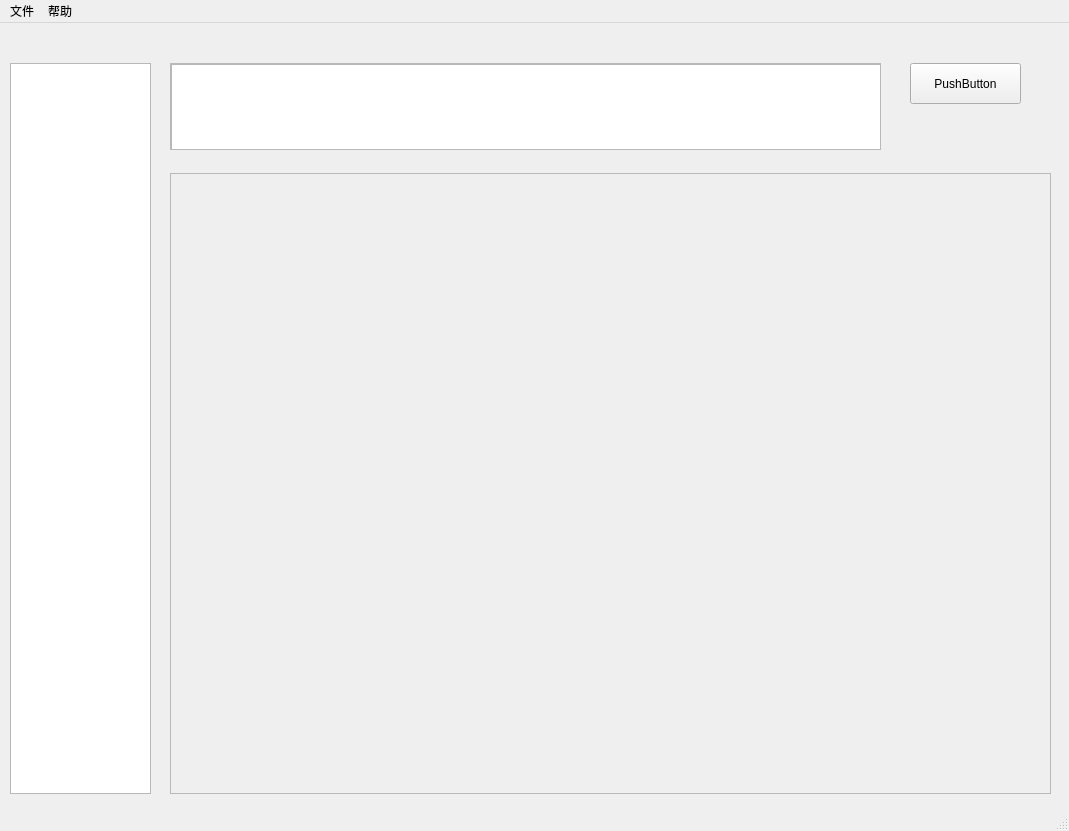
Before: the Qt Designer form EasyGraph/main_window.ui in HZ2PP/EasyGraph, drawn with Qt 5.
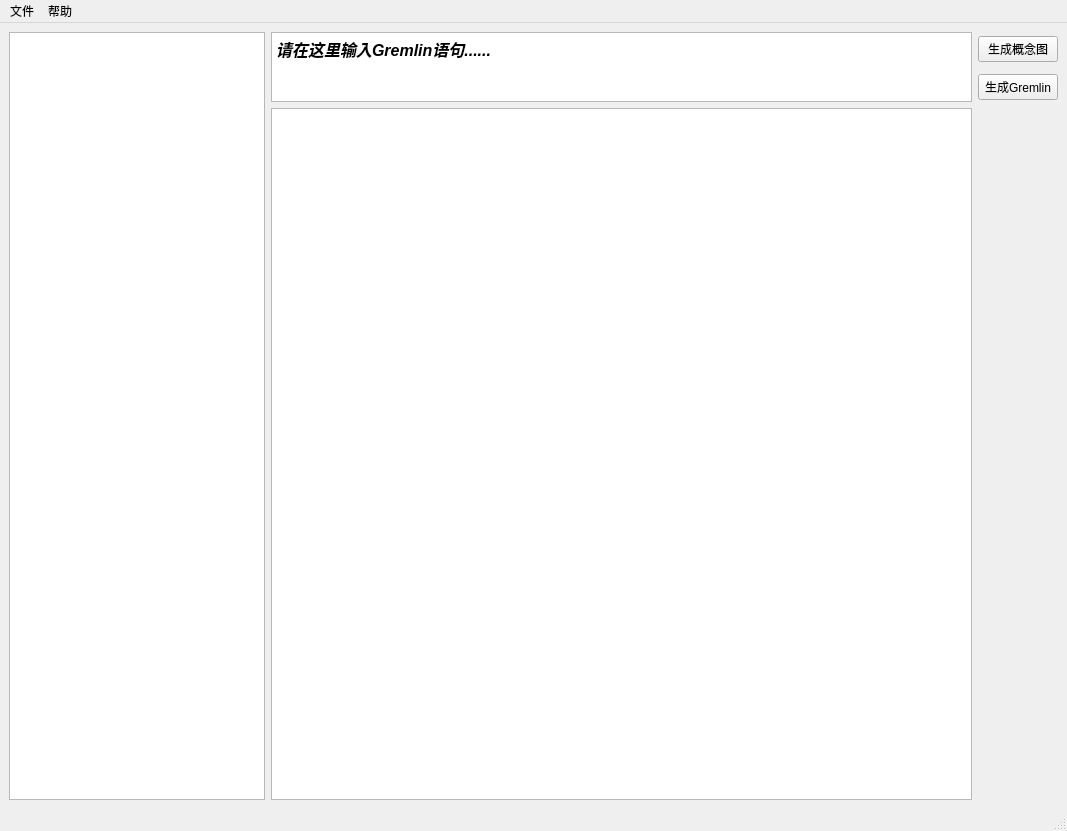
After: the same form once the commit is applied.

The edit to the form file:
```diff
--- a/EasyGraph/main_window.ui
+++ b/EasyGraph/main_window.ui
@@ -6,7 +6,7 @@
    <rect>
     <x>0</x>
     <y>0</y>
-    <width>1069</width>
+    <width>1067</width>
     <height>831</height>
    </rect>
   </property>
@@ -14,92 +14,54 @@
    <string>MainWindow</string>
   </property>
   <widget class="QWidget" name="centralwidget">
-   <widget class="QPushButton" name="pushButton">
-    <property name="geometry">
-     <rect>
-      <x>910</x>
-      <y>40</y>
-      <width>111</width>
-      <height>41</height>
-     </rect>
-    </property>
-    <property name="text">
-     <string>PushButton</string>
-    </property>
-   </widget>
-   <widget class="QScrollArea" name="scrollArea">
-    <property name="geometry">
-     <rect>
-      <x>170</x>
-      <y>40</y>
-      <width>711</width>
-      <height>87</height>
-     </rect>
-    </property>
-    <property name="widgetResizable">
-     <bool>true</bool>
-    </property>
-    <widget class="QWidget" name="scrollAreaWidgetContents">
-     <property name="geometry">
-      <rect>
-       <x>0</x>
-       <y>0</y>
-       <width>709</width>
-       <height>85</height>
-      </rect>
-     </property>
-     <widget class="QTextEdit" name="textEdit">
-      <property name="geometry">
-       <rect>
-        <x>0</x>
-        <y>0</y>
-        <width>711</width>
-        <height>87</height>
-       </rect>
-      </property>
-     </widget>
-    </widget>
-   </widget>
-   <widget class="QScrollArea" name="scrollArea_2">
-    <property name="geometry">
-     <rect>
-      <x>170</x>
-      <y>150</y>
-      <width>881</width>
-      <height>621</height>
-     </rect>
-    </property>
-    <property name="widgetResizable">
-     <bool>true</bool>
-    </property>
-    <widget class="QWidget" name="scrollAreaWidgetContents_2">
-     <property name="geometry">
-      <rect>
-       <x>0</x>
-       <y>0</y>
-       <width>879</width>
-       <height>619</height>
-      </rect>
-     </property>
-    </widget>
-   </widget>
-   <widget class="QListView" name="listView">
-    <property name="geometry">
-     <rect>
-      <x>10</x>
-      <y>40</y>
-      <width>141</width>
-      <height>731</height>
-     </rect>
-    </property>
-   </widget>
+   <layout class="QGridLayout" name="gridLayout_2">
+    <item row="0" column="0">
+     <layout class="QHBoxLayout" name="horizontalLayout">
+      <item alignment="Qt::AlignLeft">
+       <widget class="QListWidget" name="listWidget"/>
+      </item>
+      <item>
+       <layout class="QGridLayout" name="gridLayout">
+        <item row="0" column="1">
+         <widget class="QPushButton" name="pushButton">
+          <property name="text">
+           <string>生成概念图</string>
+          </property>
+         </widget>
+        </item>
+        <item row="0" column="0" rowspan="2">
+         <widget class="QTextEdit" name="textEdit">
+          <property name="html">
+           <string>&lt;!DOCTYPE HTML PUBLIC &quot;-//W3C//DTD HTML 4.0//EN&quot; &quot;http://www.w3.org/TR/REC-html40/strict.dtd&quot;&gt;
+&lt;html&gt;&lt;head&gt;&lt;meta name=&quot;qrichtext&quot; content=&quot;1&quot; /&gt;&lt;style type=&quot;text/css&quot;&gt;
+p, li { white-space: pre-wrap; }
+&lt;/style&gt;&lt;/head&gt;&lt;body style=&quot; font-family:'SimSun'; font-size:9pt; font-weight:400; font-style:normal;&quot;&gt;
+&lt;p style=&quot; margin-top:0px; margin-bottom:0px; margin-left:0px; margin-right:0px; -qt-block-indent:0; text-indent:0px;&quot;&gt;&lt;span style=&quot; font-size:12pt; font-weight:600; font-style:italic;&quot;&gt;请在这里输入Gremlin语句......&lt;/span&gt;&lt;/p&gt;&lt;/body&gt;&lt;/html&gt;</string>
+          </property>
+         </widget>
+        </item>
+        <item row="1" column="1">
+         <widget class="QPushButton" name="pushButton_2">
+          <property name="text">
+           <string>生成Gremlin</string>
+          </property>
+         </widget>
+        </item>
+        <item row="2" column="0">
+         <widget class="QGraphicsView" name="graphicsView"/>
+        </item>
+       </layout>
+      </item>
+     </layout>
+    </item>
+   </layout>
   </widget>
   <widget class="QMenuBar" name="menubar">
    <property name="geometry">
     <rect>
      <x>0</x>
      <y>0</y>
-     <width>1069</width>
+     <width>1067</width>
      <height>26</height>
     </rect>
    </property>
```
Left out of the diff: 38 changed lines with no effect on the pictures.
